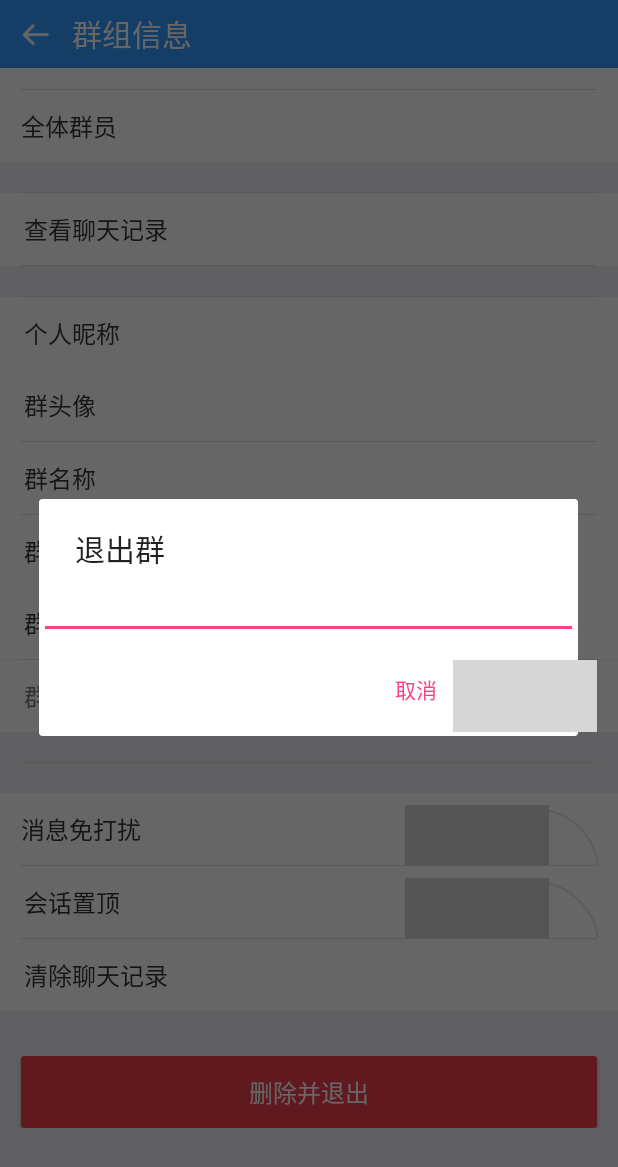
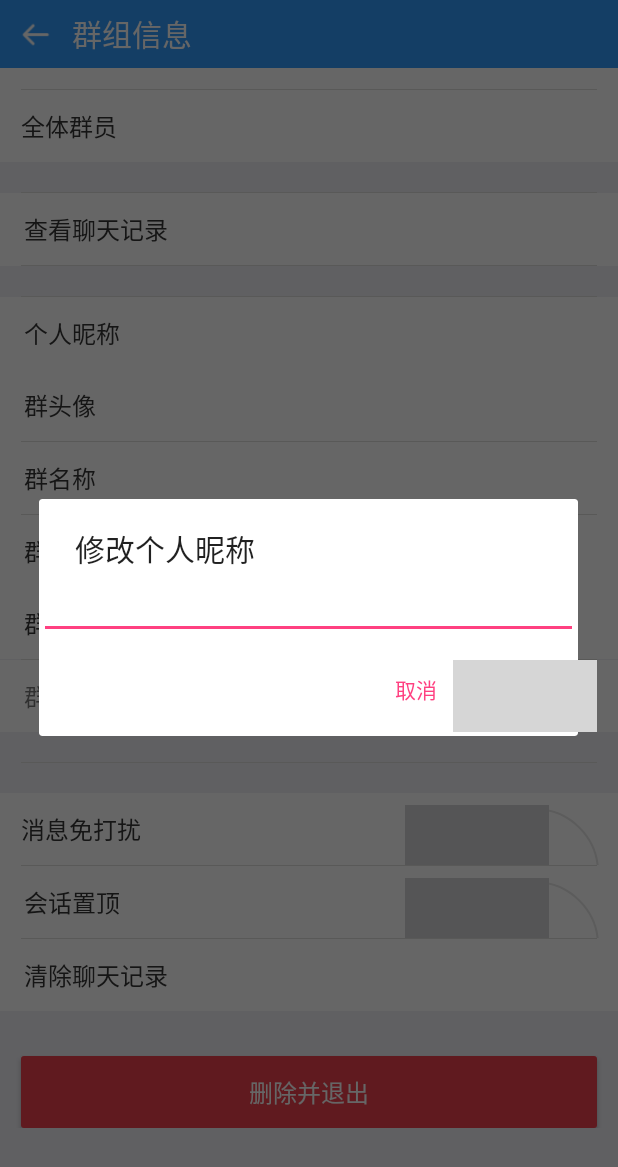
Before and after one commit to wuzemin/Chat, an Android app: the GroupDetailActivity screen opened directly, with no data from a screen before it, after a tap on "个人昵称", on a phone screen of 412 x 824 dp. Shown: the top 1167 px of the screen. Run offline under Robolectric (Android 15) with nearby library versions, the phone set to English and light mode, and no system bars; our stand-ins replace ButterKnife, CircleImageView; libraries missing offline, so code that uses them is left out: com.zhy.http, io.rong.imageloader, io.rong.imkit, io.rong.imlib; pictures from the network do not load; 1 statement that could not run was skipped; grey boxes are pictures that could not be loaded.

Commit message:
修改bug

```diff
--- a/app/src/main/java/com/min/smalltalk/activity/GroupDetailActivity.java
+++ b/app/src/main/java/com/min/smalltalk/activity/GroupDetailActivity.java
@@ -505,7 +505,7 @@ public class GroupDetailActivity extends BaseActivity implements CompoundButton.
             case R.id.ll_my_nickname:  //修改群个人昵称
                 editText=new EditText(mContext);
                 AlertDialog dialog3=new AlertDialog.Builder(mContext)
-                        .setTitle("退出群")
+                        .setTitle("修改个人昵称")
                         .setView(editText)
                         .setPositiveButton("确定", new DialogInterface.OnClickListener() {
                             @Override
--- a/app/src/main/java/com/min/smalltalk/activity/NewFriendListActivity.java
+++ b/app/src/main/java/com/min/smalltalk/activity/NewFriendListActivity.java
@@ -149,8 +149,7 @@ public class NewFriendListActivity extends BaseActivity implements NewFriendList
                             finish();
                             break;
                         case 1:
-                            FriendInfo friendInfo=null;
-                            friendInfo=code.getMsg();
+                            FriendInfo friendInfo=code.getMsg();
                             friendInfo.setMyId(userid);
                             friendInfo.setUserId(friendInfo.getUserId());
                             friendInfo.setName(friendInfo.getName());
--- a/app/src/main/java/com/min/smalltalk/bean/FriendInfo.java
+++ b/app/src/main/java/com/min/smalltalk/bean/FriendInfo.java
@@ -4,13 +4,9 @@ import android.os.Parcel;
 import android.os.Parcelable;
 import android.text.TextUtils;
 
-import org.greenrobot.greendao.annotation.Entity;
-import org.greenrobot.greendao.annotation.Generated;
-
 /**
  * Created by Min on 2016/11/26.
  */
-@Entity
 public class FriendInfo implements Parcelable{
     private String myId;
     private String userId;
@@ -105,7 +101,6 @@ public class FriendInfo implements Parcelable{
         this.timestamp = timestamp;
     }
 
-    @Generated(hash = 1133244936)
     public FriendInfo(String myId, String userId, String name, String portraitUri, String displayName, String status,
             Long timestamp, String letters, String phone, String email) {
         this.myId = myId;
--- a/app/src/main/java/com/min/smalltalk/bean/GroupMember.java
+++ b/app/src/main/java/com/min/smalltalk/bean/GroupMember.java
@@ -3,13 +3,10 @@ package com.min.smalltalk.bean;
 import android.os.Parcel;
 import android.os.Parcelable;
 
-import org.greenrobot.greendao.annotation.Entity;
-import org.greenrobot.greendao.annotation.Generated;
 
 /**
  * Created by Min on 2016/11/25.
  */
-@Entity
 public class GroupMember implements Parcelable{
     /** Not-null value. */
     private String groupId;
@@ -57,7 +54,6 @@ public class GroupMember implements Parcelable{
         role = in.readString();
     }
 
-    @Generated(hash = 214954380)
     public GroupMember(String groupId, String userId, String userName, String userPortraitUri, String displayName,
             String nameSpelling, String displayNameSpelling, String groupName, String groupNameSpelling,
             String groupPortraitUri, String phone, String email, String role) {
@@ -76,7 +72,6 @@ public class GroupMember implements Parcelable{
         this.role = role;
     }
 
-    @Generated(hash = 1668463032)
     public GroupMember() {
     }
 
--- a/app/src/main/java/com/min/smalltalk/bean/Groups.java
+++ b/app/src/main/java/com/min/smalltalk/bean/Groups.java
@@ -3,13 +3,9 @@ package com.min.smalltalk.bean;
 import android.os.Parcel;
 import android.os.Parcelable;
 
-import org.greenrobot.greendao.annotation.Entity;
-import org.greenrobot.greendao.annotation.Generated;
-
 /**
  * Created by Min on 2016/11/30.
  */
-@Entity
 public class Groups implements Parcelable{
     private String userId;
     private String groupId;
@@ -36,7 +32,6 @@ public class Groups implements Parcelable{
         this.role=role;
     }
 
-    @Generated(hash = 1633572121)
     public Groups(String userId, String groupId, String groupName, String groupPortraitUri,
             String displayName, String role, String bulletin, String timestamp,
             String nameSpelling) {
--- a/app/src/main/res/layout/layout_bottom.xml
+++ b/app/src/main/res/layout/layout_bottom.xml
@@ -120,7 +120,7 @@
                     android:layout_below="@id/iv_dynamic"
                     android:layout_centerHorizontal="true"
                     android:layout_marginTop="3dp"
-                    android:text="@string/dynamic"
+                    android:text="@string/myself"
                     android:textColor="#abadbb"
                     android:textSize="12sp" />
 
--- a/mylibrary/src/main/res/values/strings.xml
+++ b/mylibrary/src/main/res/values/strings.xml
@@ -32,6 +32,7 @@
     <string name="email">邮箱</string>
     <string name="send_message">发送信息</string>
     <string name="personal">个人信息</string>
+    <string name="myself">我</string>
     <string name="group_activity_name">群活动名称</string>
     <string name="group_activity_time">群活动时间</string>
     <string name="group_activity_place">群活动地点</string>
```
